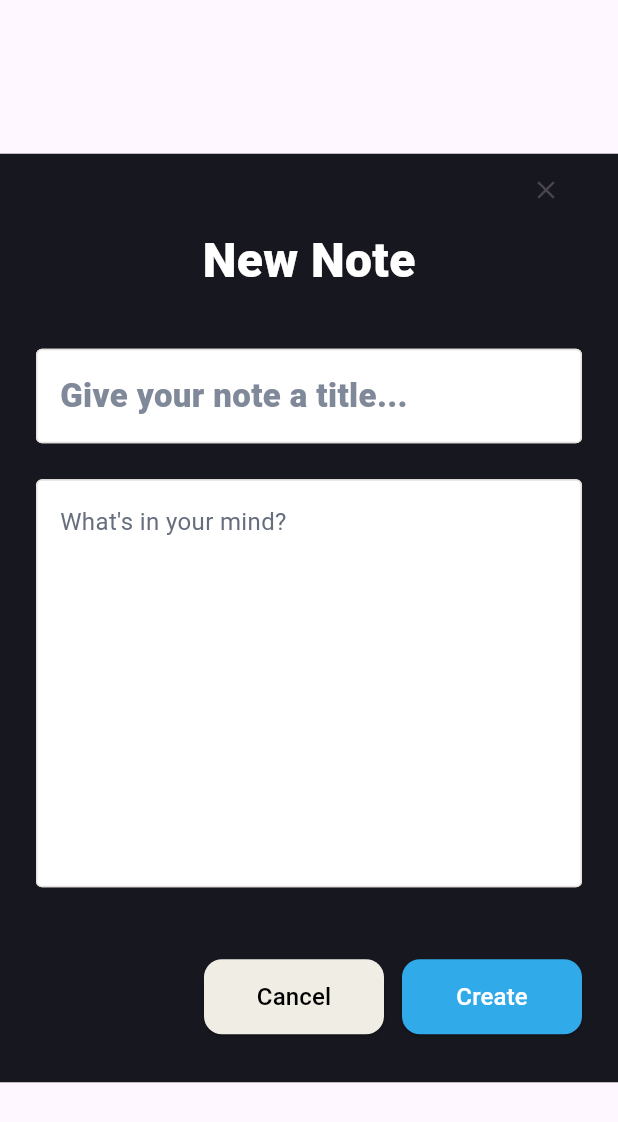
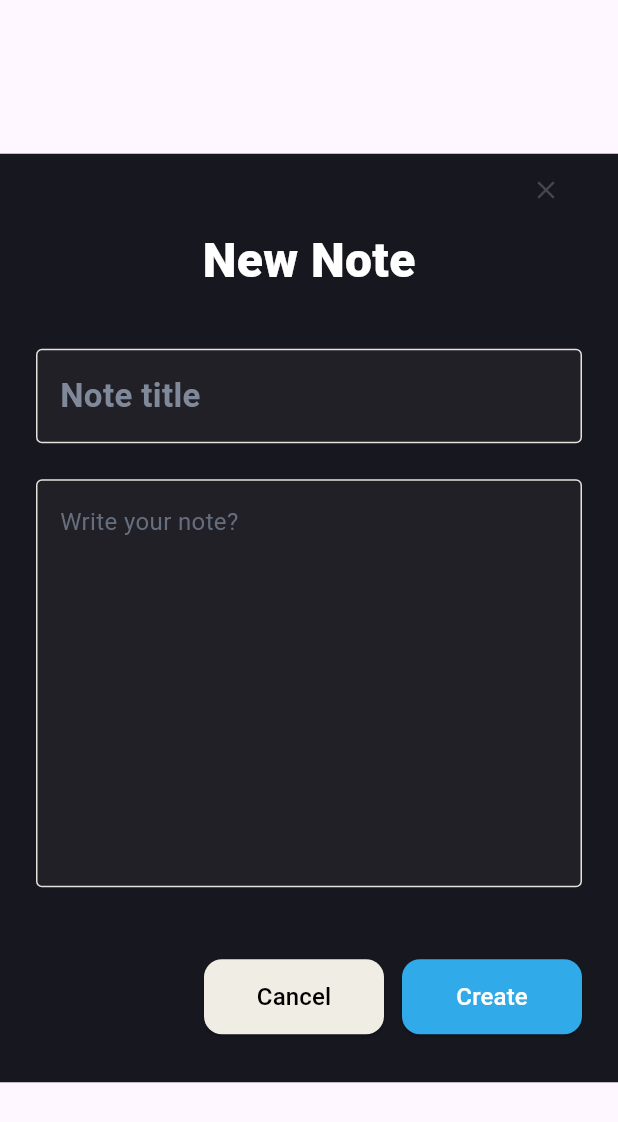
Before and after one commit to AliAtakishiyev/quickly-app, a Flutter app: the CreateNoteDialog widget shown alone on an empty page, opened directly, on a phone screen of 412 x 824 dp. Shown: the top 1122 px of the screen. Run offline on Flutter 3.47's test engine with Material 3 defaults, Android fonts, the phone set to English and light mode, and no system bars; our stand-ins replace flutter_svg.

Commit message:
style: color changes in dialog

```diff
--- a/lib/features/quickly/ui/widgets/create_note_dialog.dart
+++ b/lib/features/quickly/ui/widgets/create_note_dialog.dart
@@ -60,13 +60,14 @@ class _CreateNoteDialogState extends State<CreateNoteDialog> {
 
               TextField(
                 controller: titleController,
+                style: TextStyle(color: Colors.white),
                 decoration: InputDecoration(
                   filled: true,
-                  fillColor: Colors.white,
+                  fillColor: Color(0xff212027),
                   hint: Text(
-                    "Give your note a title...",
+                    "Note title",
                     style: TextStyle(
-                      fontWeight: FontWeight.w900,
+                      fontWeight: FontWeight.bold,
                       fontSize: 22,
                       color: Color(0xff808999),
                     ),
@@ -81,7 +82,7 @@ class _CreateNoteDialogState extends State<CreateNoteDialog> {
 
                   focusedBorder: OutlineInputBorder(
                     borderRadius: BorderRadius.circular(10),
-                    borderSide: BorderSide(color: Color(0xff2A7DED), width: 3),
+                    borderSide: BorderSide(color: Color(0xff30AAE9), width: 3),
                   ),
                 ),
               ),
@@ -90,12 +91,13 @@ class _CreateNoteDialogState extends State<CreateNoteDialog> {
 
               TextField(
                 controller: contentController,
+                style: TextStyle(color: Colors.white),
                 maxLines: 10,
                 decoration: InputDecoration(
                   filled: true,
-                  fillColor: Colors.white,
+                  fillColor: Color(0xff212027),
                   hint: Text(
-                    "What's in your mind?",
+                    "Write your note?",
                     style: TextStyle(
                       fontWeight: FontWeight.normal,
                       fontSize: 16,
@@ -112,7 +114,7 @@ class _CreateNoteDialogState extends State<CreateNoteDialog> {
 
                   focusedBorder: OutlineInputBorder(
                     borderRadius: BorderRadius.circular(10),
-                    borderSide: BorderSide(color: Color(0xff2A7DED), width: 3),
+                    borderSide: BorderSide(color: Color(0xff30AAE9), width: 3),
                   ),
                 ),
               ),
```
